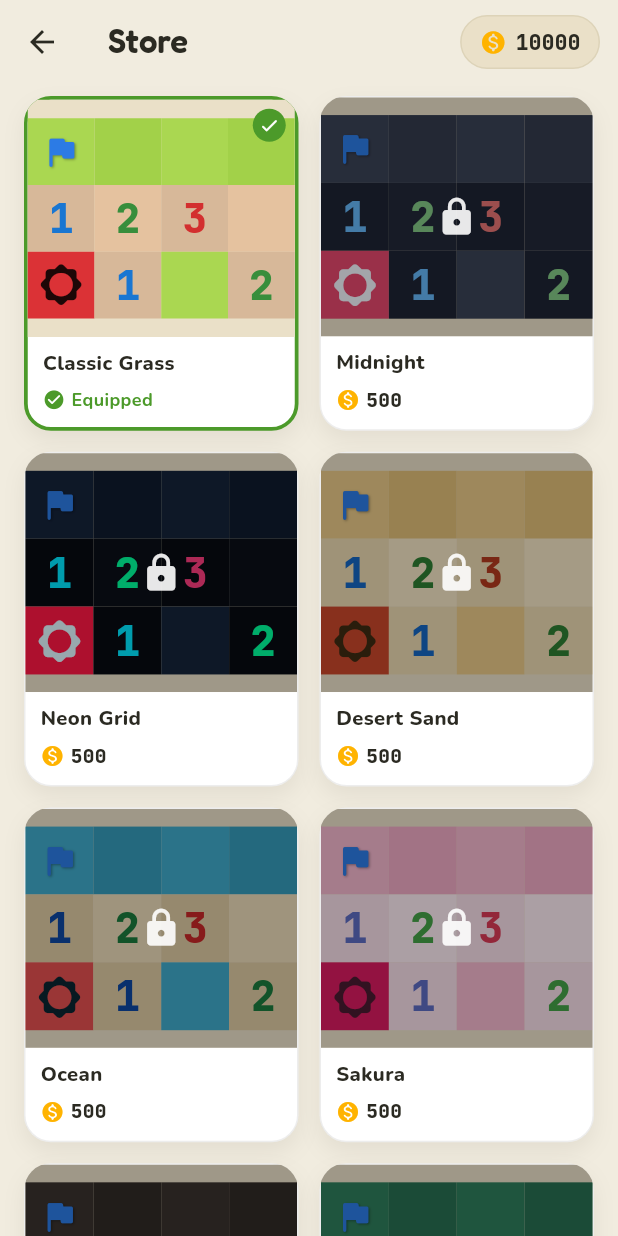
After one commit to Mice2600/minesweeper, a Flutter app: the screen it shows after launch, after a tap on "Store", on a phone screen of 412 x 824 dp. The commit adds this screen. Run offline on Flutter 3.47's test engine with Material 3 defaults, Android fonts, the phone set to English and light mode, and no system bars; drawn by our look-alikes of flutter_animate; our stand-ins replace audioplayers, fl_chart, flutter_riverpod, go_router, google_fonts, qr_flutter and 4 more; missing offline and left inert: nsd.

Commit message:
ready to monitization

```diff
--- a/lib/app/router.dart
+++ b/lib/app/router.dart
@@ -7,6 +7,7 @@ import '../ui/screens/home_screen.dart';
 import '../ui/screens/host_lobby_screen.dart';
 import '../ui/screens/join_screen.dart';
 import '../ui/screens/result_screen.dart';
+import '../ui/screens/store_screen.dart';
 
 final appRouter = GoRouter(
   initialLocation: '/',
@@ -26,5 +27,6 @@ final appRouter = GoRouter(
     }),
     GoRoute(path: '/game', builder: (_, __) => const GameScreen()),
     GoRoute(path: '/result', builder: (_, __) => const ResultScreen()),
+    GoRoute(path: '/store', builder: (_, __) => const StoreScreen()),
   ],
 );
--- /dev/null
+++ b/lib/app/skin_pricing.dart
@@ -0,0 +1,26 @@
+import 'board_skin.dart';
+
+/// The id of the one skin that is owned for free from first launch, so the
+/// board always has a usable look before any purchase.
+const String kFreeSkinId = 'classic';
+
+/// Coin price per [CellStructure] tier. The plain grass color-variants are the
+/// cheapest; the more elaborate structures cost more. The free default skin
+/// ([kFreeSkinId]) overrides this to 0 — see [skinPrice].
+const Map<CellStructure, int> _structurePrice = {
+  CellStructure.grass: 500,
+  CellStructure.flat: 1000,
+  CellStructure.tile: 1200,
+  CellStructure.bevel: 1500,
+  CellStructure.neon: 2500,
+  CellStructure.neumorphic: 3000,
+};
+
+/// The coin cost to unlock [skin]. The free default skin costs 0; everything
+/// else is priced by its structural tier. Pure and deterministic — derived
+/// from the skin's own fields, so the large `kBoardSkins` literal needs no
+/// per-entry price field.
+int skinPrice(BoardSkin skin) {
+  if (skin.id == kFreeSkinId) return 0;
+  return _structurePrice[skin.structure] ?? 1000;
+}
--- a/lib/main.dart
+++ b/lib/main.dart
@@ -1,12 +1,19 @@
 import 'package:flutter/material.dart';
 import 'package:flutter_riverpod/flutter_riverpod.dart';
+import 'package:shared_preferences/shared_preferences.dart';
 
 import 'app/router.dart';
 import 'app/theme.dart';
+import 'core/prefs.dart';
 import 'ui/widgets/ambient_background.dart';
 
-void main() {
-  runApp(const ProviderScope(child: MinesweeperApp()));
+Future<void> main() async {
+  WidgetsFlutterBinding.ensureInitialized();
+  final prefs = await SharedPreferences.getInstance();
+  runApp(ProviderScope(
+    overrides: [sharedPreferencesProvider.overrideWithValue(prefs)],
+    child: const MinesweeperApp(),
+  ));
 }
 
 class MinesweeperApp extends StatelessWidget {
--- a/lib/ui/screens/home_screen.dart
+++ b/lib/ui/screens/home_screen.dart
@@ -9,6 +9,8 @@ import 'package:google_fonts/google_fonts.dart';
 import '../../app/theme.dart';
 import '../../net/relay_config.dart';
 import '../../state/session.dart';
+import '../../state/store.dart';
+import '../widgets/coin_pill.dart';
 import '../widgets/how_to_play.dart';
 import '../widgets/pressable.dart';
 
@@ -23,7 +25,9 @@ class HomeScreen extends ConsumerWidget {
     return Scaffold(
       backgroundColor: Colors.transparent,
       body: SafeArea(
-        child: LayoutBuilder(
+        child: Stack(
+          children: [
+            LayoutBuilder(
           builder: (context, constraints) {
             // Fit the panel to the available space instead of scrolling:
             // fill the width on phones (capped at 420), and scale the column
@@ -115,6 +119,15 @@ class HomeScreen extends ConsumerWidget {
                             onTap: () => context.go('/browse'),
                           ),
                         ),
+                        const SizedBox(width: 12),
+                        Expanded(
+                          child: _SquareButton(
+                            icon: Icons.storefront_rounded,
+                            label: 'Store',
+                            tone: cs.secondary,
+                            onTap: () => context.push('/store'),
+                          ),
+                        ),
                       ],
                     ).animate().fadeIn(delay: 550.ms).slideY(begin: 0.2, end: 0),
                     const SizedBox(height: 14),
@@ -148,8 +161,53 @@ class HomeScreen extends ConsumerWidget {
             );
           },
         ),
+            Positioned(
+              top: 8,
+              right: 12,
+              child: PressableScale(
+                onTap: () => context.push('/store'),
+                child: GestureDetector(
+                  onLongPress: () => _confirmReset(context, ref),
+                  child: CoinPill(coins: ref.watch(storeProvider).coins),
+                ),
+              ).animate().fadeIn(delay: 200.ms, duration: 400.ms),
+            ),
+          ],
+        ),
       ),
     );
+  }
+
+  Future<void> _confirmReset(BuildContext context, WidgetRef ref) async {
+    final ok = await showDialog<bool>(
+      context: context,
+      builder: (dctx) => AlertDialog(
+        title: Text('Reset coins & skins?', style: GoogleFonts.fredoka()),
+        content: const Text(
+          'Debug: restores 10000 coins and locks every skin except '
+          'Classic Grass.',
+        ),
+        actions: [
+          TextButton(
+            onPressed: () => Navigator.of(dctx).pop(false),
+            child: const Text('Cancel'),
+          ),
+          FilledButton(
+            onPressed: () => Navigator.of(dctx).pop(true),
+            child: const Text('Reset'),
+          ),
+        ],
+      ),
+    );
+    if (ok != true || !context.mounted) return;
+    ref.read(storeProvider.notifier).resetDebug();
+    ScaffoldMessenger.of(context)
+      ..hideCurrentSnackBar()
+      ..showSnackBar(const SnackBar(
+        content: Text('Coins & skins reset'),
+        behavior: SnackBarBehavior.floating,
+        duration: Duration(milliseconds: 1200),
+      ));
   }
 
   Future<void> _startSolo(WidgetRef ref, BuildContext context) async {
--- /dev/null
+++ b/lib/ui/screens/store_screen.dart
@@ -0,0 +1,323 @@
+import 'package:flutter/material.dart';
+import 'package:flutter_animate/flutter_animate.dart';
+import 'package:flutter_riverpod/flutter_riverpod.dart';
+import 'package:google_fonts/google_fonts.dart';
+
+import '../../app/board_skin.dart';
+import '../../app/skin_pricing.dart';
+import '../../app/theme.dart';
+import '../../state/skin.dart';
+import '../../state/store.dart';
+import '../widgets/coin_pill.dart';
+import '../widgets/pressable.dart';
+import '../widgets/skin_picker.dart';
+
+/// The skin Store: spend coins to unlock board skins, then equip the ones you
+/// own. Reachable from the main menu and from the in-game skin picker.
+class StoreScreen extends ConsumerWidget {
+  const StoreScreen({super.key});
+
+  @override
+  Widget build(BuildContext context, WidgetRef ref) {
+    final store = ref.watch(storeProvider);
+    final equipped = ref.watch(boardSkinProvider);
+
+    return Scaffold(
+      backgroundColor: Colors.transparent,
+      appBar: AppBar(
+        backgroundColor: Colors.transparent,
+        title: Text(
+          'Store',
+          style: GoogleFonts.fredoka(fontWeight: FontWeight.w600),
+        ),
+        actions: [
+          Padding(
+            padding: const EdgeInsets.only(right: 12),
+            child: Center(child: CoinPill(coins: store.coins)),
+          ),
+        ],
+      ),
+      body: SafeArea(
+        top: false,
+        child: GridView.builder(
+          padding: const EdgeInsets.fromLTRB(16, 8, 16, 24),
+          gridDelegate: const SliverGridDelegateWithMaxCrossAxisExtent(
+            maxCrossAxisExtent: 200,
+            mainAxisSpacing: 14,
+            crossAxisSpacing: 14,
+            childAspectRatio: 0.82,
+          ),
+          itemCount: kBoardSkins.length,
+          itemBuilder: (ctx, i) {
+            final skin = kBoardSkins[i];
+            return _StoreCard(
+              skin: skin,
+              owned: store.owns(skin.id),
+              equipped: skin.id == equipped.id,
+              price: skinPrice(skin),
+              affordable: store.coins >= skinPrice(skin),
+              onTap: () => _onTap(context, ref, skin),
+            ).animate().fadeIn(
+                  delay: (20 * (i % 8)).ms,
+                  duration: 250.ms,
+                );
+          },
+        ),
+      ),
+    );
+  }
+
+  void _onTap(BuildContext context, WidgetRef ref, BoardSkin skin) {
+    final store = ref.read(storeProvider);
+    final cs = Theme.of(context).colorScheme;
+
+    if (store.owns(skin.id)) {
+      ref.read(boardSkinProvider.notifier).select(skin);
+      ScaffoldMessenger.of(context)
+        ..hideCurrentSnackBar()
+        ..showSnackBar(SnackBar(
+          content: Text('Equipped ${skin.name}'),
+          behavior: SnackBarBehavior.floating,
+          duration: const Duration(milliseconds: 1200),
+        ));
+      return;
+    }
+
+    final price = skinPrice(skin);
+    if (store.coins < price) {
+      ScaffoldMessenger.of(context)
+        ..hideCurrentSnackBar()
+        ..showSnackBar(SnackBar(
+          content: Text('Not enough coins — ${skin.name} costs $price'),
+          behavior: SnackBarBehavior.floating,
+          backgroundColor: cs.error,
+        ));
+      return;
+    }
+
+    _confirmPurchase(context, ref, skin, price);
+  }
+
+  Future<void> _confirmPurchase(
+    BuildContext context,
+    WidgetRef ref,
+    BoardSkin skin,
+    int price,
+  ) async {
+    final ok = await showDialog<bool>(
+      context: context,
+      builder: (dctx) => AlertDialog(
+        title: Text('Unlock ${skin.name}?', style: GoogleFonts.fredoka()),
+        content: Row(
+          mainAxisSize: MainAxisSize.min,
+          children: [
+            const Text('This costs '),
+            const Icon(Icons.monetization_on_rounded,
+                color: Color(0xFFFFB300), size: 18),
+            const SizedBox(width: 3),
+            Text('$price',
+                style: GoogleFonts.jetBrainsMono(fontWeight: FontWeight.w800)),
+            const Text(' coins.'),
+          ],
+        ),
+        actions: [
+          TextButton(
+            onPressed: () => Navigator.of(dctx).pop(false),
+            child: const Text('Cancel'),
+          ),
+          FilledButton(
+            onPressed: () => Navigator.of(dctx).pop(true),
+            child: const Text('Unlock'),
+          ),
+        ],
+      ),
+    );
+    if (ok != true || !context.mounted) return;
+
+    final bought = ref.read(storeProvider.notifier).buy(skin);
+    if (!bought || !context.mounted) return;
+
+    // Auto-equip the freshly unlocked skin.
+    ref.read(boardSkinProvider.notifier).select(skin);
+    ScaffoldMessenger.of(context)
+      ..hideCurrentSnackBar()
+      ..showSnackBar(SnackBar(
+        content: Text('Unlocked & equipped ${skin.name}'),
+        behavior: SnackBarBehavior.floating,
+        duration: const Duration(milliseconds: 1400),
+      ));
+  }
+}
+
+class _StoreCard extends StatelessWidget {
+  const _StoreCard({
+    required this.skin,
+    required this.owned,
+    required this.equipped,
+    required this.price,
+    required this.affordable,
+    required this.onTap,
+  });
+
+  final BoardSkin skin;
+  final bool owned;
+  final bool equipped;
+  final int price;
+  final bool affordable;
+  final VoidCallback onTap;
+
+  @override
+  Widget build(BuildContext context) {
+    final cs = Theme.of(context).colorScheme;
+    final g = Theme.of(context).extension<GamePalette>() ?? GamePalette.light;
+    final borderColor = equipped
+        ? cs.primary
+        : owned
+            ? cs.primary.withValues(alpha: 0.35)
+            : g.panelBorder;
+
+    return PressableScale(
+      onTap: onTap,
+      child: Container(
+        decoration: BoxDecoration(
+          color: g.panel,
+          borderRadius: BorderRadius.circular(18),
+          border: Border.all(
+            color: borderColor,
+            width: equipped ? 2.5 : 1,
+          ),
+          boxShadow: [
+            BoxShadow(
+                color: g.panelShadow, blurRadius: 12, offset: const Offset(0, 6)),
+          ],
+        ),
+        clipBehavior: Clip.antiAlias,
+        child: Column(
+          crossAxisAlignment: CrossAxisAlignment.stretch,
+          children: [
+            Expanded(
+              child: Stack(
+                fit: StackFit.expand,
+                children: [
+                  SkinPreview(skin: skin),
+                  if (!owned)
+                    Container(
+                      color: Colors.black
+                          .withValues(alpha: affordable ? 0.32 : 0.55),
+                      alignment: Alignment.center,
+                      child: Icon(
+                        Icons.lock_rounded,
+                        color: Colors.white.withValues(alpha: 0.9),
+                        size: 28,
+                      ),
+                    ),
+                  if (equipped)
+                    Positioned(
+                      top: 6,
+                      right: 6,
+                      child: CircleAvatar(
+                        radius: 11,
+                        backgroundColor: cs.primary,
+                        child: const Icon(Icons.check_rounded,
+                            size: 14, color: Colors.white),
+                      ),
+                    ),
+                ],
+              ),
+            ),
+            Padding(
+              padding: const EdgeInsets.fromLTRB(10, 8, 10, 10),
+              child: Column(
+                crossAxisAlignment: CrossAxisAlignment.start,
+                children: [
+                  Text(
+                    skin.name,
+                    maxLines: 1,
+                    overflow: TextOverflow.ellipsis,
+                    style: GoogleFonts.nunito(
+                      fontSize: 13.5,
+                      fontWeight: FontWeight.w800,
+                      color: cs.onSurface,
+                    ),
+                  ),
+                  const SizedBox(height: 6),
+                  _Footer(
+                    owned: owned,
+                    equipped: equipped,
+                    price: price,
+                    affordable: affordable,
+                  ),
+                ],
+              ),
+            ),
+          ],
+        ),
+      ),
+    );
+  }
+}
+
+class _Footer extends StatelessWidget {
+  const _Footer({
+    required this.owned,
+    required this.equipped,
+    required this.price,
+    required this.affordable,
+  });
+
+  final bool owned;
+  final bool equipped;
+  final int price;
+  final bool affordable;
+
+  @override
+  Widget build(BuildContext context) {
+    final cs = Theme.of(context).colorScheme;
+
+    if (equipped) {
+      return _tag(cs.primary, Icons.check_circle_rounded, 'Equipped');
+    }
+    if (owned) {
+      return _tag(cs.onSurfaceVariant, Icons.touch_app_rounded, 'Tap to equip');
+    }
+    // Locked: show price, dimmed if unaffordable.
+    final color = affordable ? cs.onSurface : cs.onSurfaceVariant;
+    return Row(
+      children: [
+        Icon(Icons.monetization_on_rounded,
+            color: affordable ? const Color(0xFFFFB300) : cs.onSurfaceVariant,
+            size: 16),
+        const SizedBox(width: 4),
+        Text(
+          '$price',
+          style: GoogleFonts.jetBrainsMono(
+            fontSize: 13,
+            fontWeight: FontWeight.w800,
+            color: color,
+          ),
+        ),
+      ],
+    );
+  }
+
+  Widget _tag(Color color, IconData icon, String label) {
+    return Row(
+      children: [
+        Icon(icon, color: color, size: 15),
+        const SizedBox(width: 4),
+        Flexible(
+          child: Text(
+            label,
+            maxLines: 1,
+            overflow: TextOverflow.ellipsis,
+            style: GoogleFonts.nunito(
+              fontSize: 12,
+              fontWeight: FontWeight.w700,
+              color: color,
+            ),
+          ),
+        ),
+      ],
+    );
+  }
+}
--- /dev/null
+++ b/lib/ui/widgets/coin_pill.dart
@@ -0,0 +1,39 @@
+import 'package:flutter/material.dart';
+import 'package:google_fonts/google_fonts.dart';
+
+/// A coin balance chip: coin glyph + monospace count on a soft pill. Shared by
+/// the main menu and the Store header.
+class CoinPill extends StatelessWidget {
+  const CoinPill({super.key, required this.coins});
+
+  final int coins;
+
+  @override
+  Widget build(BuildContext context) {
+    final cs = Theme.of(context).colorScheme;
+    return Container(
+      padding: const EdgeInsets.symmetric(horizontal: 12, vertical: 7),
+      decoration: BoxDecoration(
+        color: cs.surfaceContainerHighest,
+        borderRadius: BorderRadius.circular(999),
+        border: Border.all(color: cs.outlineVariant),
+      ),
+      child: Row(
+        mainAxisSize: MainAxisSize.min,
+        children: [
+          const Icon(Icons.monetization_on_rounded,
+              color: Color(0xFFFFB300), size: 18),
+          const SizedBox(width: 6),
+          Text(
+            '$coins',
+            style: GoogleFonts.jetBrainsMono(
+              fontSize: 14,
+              fontWeight: FontWeight.w800,
+              color: cs.onSurface,
+            ),
+          ),
+        ],
+      ),
+    );
+  }
+}
--- a/pubspec.yaml
+++ b/pubspec.yaml
@@ -46,6 +46,7 @@ dependencies:
   qr_flutter: ^4.1.0
   google_fonts: ^8.1.0
   collection: ^1.19.1
+  shared_preferences: ^2.3.2
   freezed_annotation: ^3.1.0
   json_annotation: ^4.9.0
   fl_chart: ^0.69.0
```
Also changed, not shown: lib/core/prefs.dart (added, +22 -0 lines), lib/state/skin.dart (+17 -4 lines), lib/state/store.dart (added, +81 -0 lines), lib/ui/screens/host_lobby_screen.dart (+15 -1 lines), lib/ui/screens/join_screen.dart (+11 -0 lines), lib/ui/widgets/skin_picker.dart (+64 -8 lines), pubspec.lock, 1 other file.
